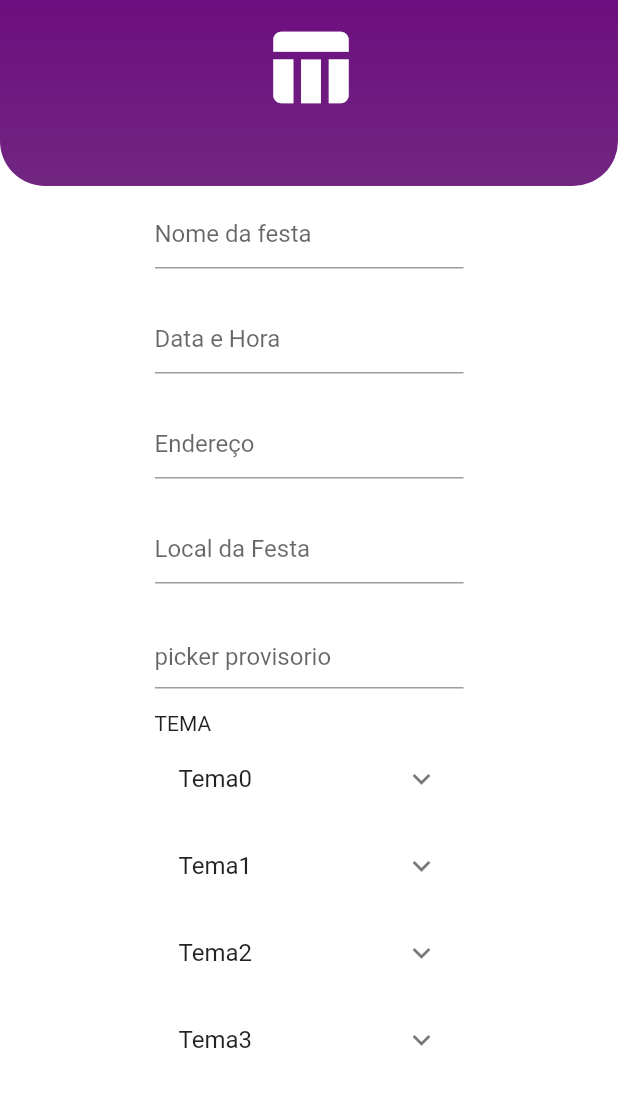
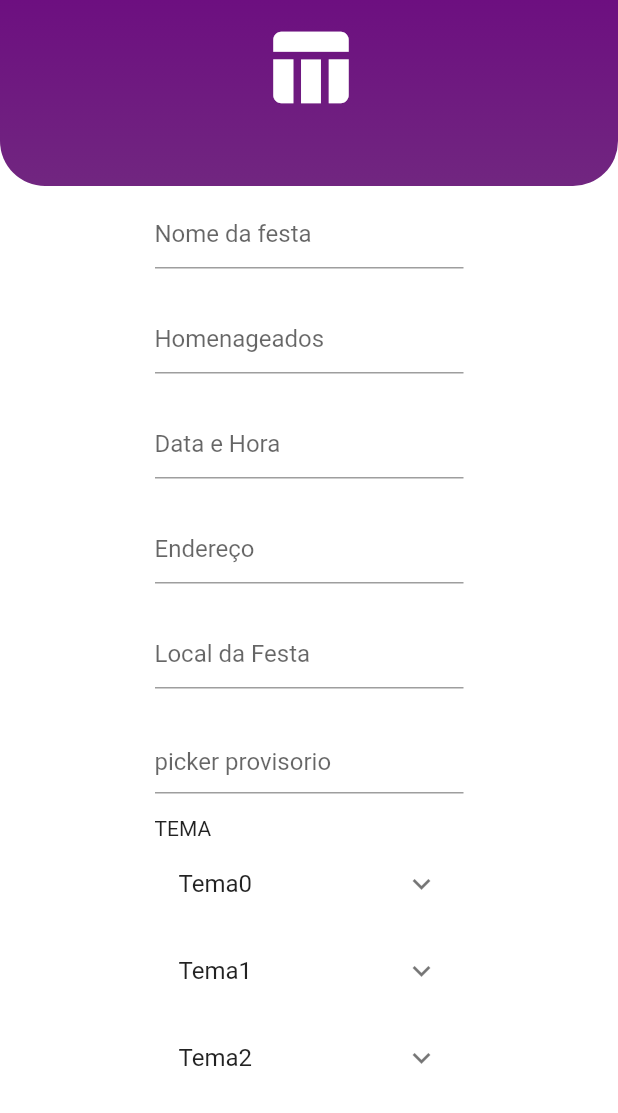
Before and after one commit to mugarate12/webappFlutter, a Flutter app: the Table screen opened by its route, after a tap on the "menu" icon, after a tap on "Novo albúm", on a phone screen of 412 x 824 dp, the part 123-1236 px from its top. Run offline on Flutter 3.47's test engine with Material 2 defaults, Android fonts, the phone set to English and light mode, and no system bars; missing offline and left inert: dart:html, flutter_web; network calls fail.

Commit message:
alterações

```diff
--- /dev/null
+++ b/lib/components/btn_card_album.dart
@@ -0,0 +1,22 @@
+import 'package:flutter_web/material.dart';
+
+import 'package:congrats/responsive_widget.dart' as responsive_widget;
+
+class Btn extends StatelessWidget {
+  @override
+  Widget build(BuildContext context) {
+    return Container(
+      margin: EdgeInsets.only(
+          left: 5,
+          right: responsive_widget.ResponsiveWidget.isSmallScreen(context)
+              ? 5
+              : 0),
+      width: responsive_widget.ResponsiveWidget.isSmallScreen(context)
+          ? MediaQuery.of(context).size.width
+          : MediaQuery.of(context).size.width / 3.1,
+      child: RaisedButton(
+        onPressed: () {},
+      ),
+    );
+  }
+}
--- /dev/null
+++ b/lib/components/card_album.dart
@@ -0,0 +1,33 @@
+import 'package:flutter_web/material.dart';
+import 'package:congrats/responsive_widget.dart' as responsive_widget;
+import 'package:congrats/components/img_card_album.dart' as img;
+import 'package:congrats/components/items_album.dart' as items;
+import 'package:congrats/components/btn_card_album.dart' as btn;
+
+class Card_Album extends StatelessWidget {
+  @override
+  Widget build(BuildContext context) {
+    return Card(
+      child: Column(
+        children: <Widget>[
+          // imagem de fundo
+          img.ImgAlbum(),
+          // contem os items
+          items.Items(),
+          // butões
+          Container(
+            width: MediaQuery.of(context).size.width,
+            child: Wrap(
+              direction: Axis.horizontal,
+              alignment: WrapAlignment.spaceBetween,
+              children: <Widget>[
+                btn.Btn(),
+                btn.Btn()
+              ],
+            ),
+          ),
+        ],
+      ),
+    );
+  }
+}
--- /dev/null
+++ b/lib/components/img_card_album.dart
@@ -0,0 +1,36 @@
+import 'package:flutter_web/material.dart';
+
+class ImgAlbum extends StatelessWidget {
+  @override
+  Widget build(BuildContext context) {
+    return Container(
+      height: 100,
+      margin: EdgeInsets.only(top: 2, right: 2, left: 2),
+      width: MediaQuery.of(context).size.width,
+      decoration: BoxDecoration(
+        borderRadius: BorderRadius.circular(5),
+        image: DecorationImage(
+          image: NetworkImage(
+            'https://jovemnerd.com.br/wp-content/uploads/2018/12/one-punch-man-2-temporada-teaser-760x428.png',
+          ),
+          fit: BoxFit.cover,
+        ),
+      ),
+      child: Container(
+        alignment: Alignment.bottomLeft,
+        margin: EdgeInsets.only(
+          left: 10,
+          bottom: 5,
+        ),
+        child: Text(
+          'nome da festa',
+          style: TextStyle(
+            color: Colors.white,
+            fontSize: 21,
+            fontWeight: FontWeight.bold
+          ),
+        ),
+      ),
+    );
+  }
+}
--- /dev/null
+++ b/lib/components/items_album.dart
@@ -0,0 +1,65 @@
+import 'package:flutter_web/material.dart';
+
+import 'package:congrats/responsive_widget.dart' as responsive_widget;
+
+class Items extends StatelessWidget {
+  @override
+  Widget build(BuildContext context) {
+    return Container(
+      width: MediaQuery.of(context).size.width,
+      child: Wrap(
+        direction: Axis.horizontal,
+        alignment: responsive_widget.ResponsiveWidget.isLargeScreen(context)
+            ? WrapAlignment.spaceEvenly
+            : WrapAlignment.start,
+        children: <Widget>[
+          Container(
+            width: 192,
+            child: ListTile(
+              onTap: () {
+                print('ok and ${MediaQuery.of(context).size.width / 4.7}');
+              },
+              leading: Icon(Icons.location_city),
+              title: Text('endereço'),
+            ),
+          ),
+          Container(
+            width: 192,
+            child: ListTile(
+              onTap: () {
+                print('ok');
+              },
+              leading: Icon(Icons.cake),
+              title: Text(
+                'homenageado',
+                style: TextStyle(
+                  fontSize: 15,
+                ),
+              ),
+            ),
+          ),
+          Container(
+            width: 192,
+            child: ListTile(
+              onTap: () {
+                print('ok');
+              },
+              leading: Icon(Icons.date_range),
+              title: Text('data(provisoria)'),
+            ),
+          ),
+          Container(
+            width: 192,
+            child: ListTile(
+              onTap: () {
+                print('ok');
+              },
+              leading: Icon(Icons.location_searching),
+              title: Text('referência'),
+            ),
+          ),
+        ],
+      ),
+    );
+  }
+}
--- a/lib/components/json_class_theme.dart
+++ b/lib/components/json_class_theme.dart
@@ -28,3 +28,15 @@ class Themes {
   }
 
 }
+
+class Themes2 {
+
+  List<Themes> themesArray;
+
+  Themes2({
+    this.themesArray
+  });
+
+
+
+}
--- a/lib/containers/new_album_widget.dart
+++ b/lib/containers/new_album_widget.dart
@@ -15,7 +15,8 @@ class _NewAlbumState extends State<NewAlbum> {
   TextEditingController img = new TextEditingController();
   TextEditingController adress = new TextEditingController();
   TextEditingController date = new TextEditingController();
-  TextEditingController name_of_place= new TextEditingController();
+  TextEditingController name_of_place = new TextEditingController();
+  TextEditingController honored = new TextEditingController();
 
   void _btnFunction() {}
 
@@ -34,6 +35,11 @@ class _NewAlbumState extends State<NewAlbum> {
                 controllerInput: party_name,
                 hintText: 'Festa da Camila; Casamento de João...',
                 labelText: 'Nome da festa',
+              ),
+              text_input.TextInput(
+                controllerInput: honored,
+                hintText: 'menina de 15 anos, casamento do joão...',
+                labelText: 'Homenageados',
               ),
               text_input.TextInput(
                 controllerInput: date,
--- a/lib/containers/show_albuns_widget.dart
+++ b/lib/containers/show_albuns_widget.dart
@@ -1,7 +1,9 @@
 import 'package:flutter_web/material.dart';
+import 'package:flutter_web/rendering.dart';
 
 import 'package:congrats/components/btn_album.dart' as btn_album;
 import 'package:congrats/components/img_album_button.dart' as img_album;
+import 'package:congrats/components/card_album.dart' as card;
 
 class ShowAlbuns extends StatelessWidget {
   Function _functionDiagramador(int id) {
@@ -50,28 +52,40 @@ class ShowAlbuns extends StatelessWidget {
       List<Widget> albums = [];
 
       for (var i = 0; i < items.length; i++) {
-        albums.add(
-          img_album.Album(
-            functionDiagramador: _functionDiagramador,
-            functionPdf: _functionPdf,
-            i: i,
-            items: items,
-          )
-        );
+        albums.add(img_album.Album(
+          functionDiagramador: _functionDiagramador,
+          functionPdf: _functionPdf,
+          i: i,
+          items: items,
+        ));
       }
 
       return albums;
     }
 
-    return Padding(
-      padding: EdgeInsets.only(top: 20),
-      child: Container(
-        width: MediaQuery.of(context).size.width / 2,
-        child: Wrap(
-          direction: Axis.horizontal,
-          children: _items(),
-        ),
-      ),
-    );
+    // return Padding(
+    //   padding: EdgeInsets.only(top: 20),
+    //   child: Container(
+    //     width: MediaQuery.of(context).size.width / 1.5,
+    //     child: Wrap(
+    //       direction: Axis.horizontal,
+    //       children: <Widget>[
+    //         card.Card_Album(),
+    //         // card.Card_Album()
+    //       ],
+    //     ),
+    //   ),
+    // );
+
+    return Container(
+        width: MediaQuery.of(context).size.width / 1.5,
+        height: MediaQuery.of(context).size.height -
+            (MediaQuery.of(context).size.height / 4),
+        child: ListView(
+          children: <Widget>[
+            card.Card_Album(),
+            // card.Card_Album()
+          ],
+        ));
   }
 }
--- a/lib/table_diagram.dart
+++ b/lib/table_diagram.dart
@@ -15,7 +15,7 @@ class Table extends StatefulWidget {
 
 class _TableState extends State<Table> {
 
-  bool isInsertOrDisplay = true;
+  bool isInsertOrDisplay = false;
   String display_actual_form = 'novo albúm';
 
   Function _Drawer1() {
```
